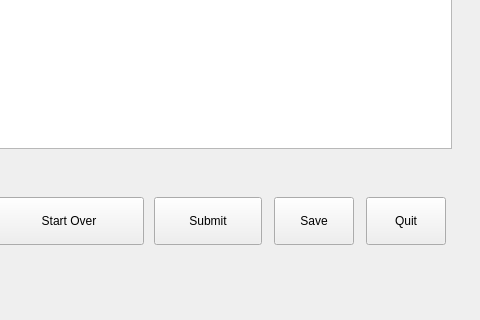
Old version of the form guistructure/resultwindow.ui in the repository mguid65/OpenSystemBench; both pictures show x 264 to 744 and y 603 to 923 of the 744 by 923 pixel window.
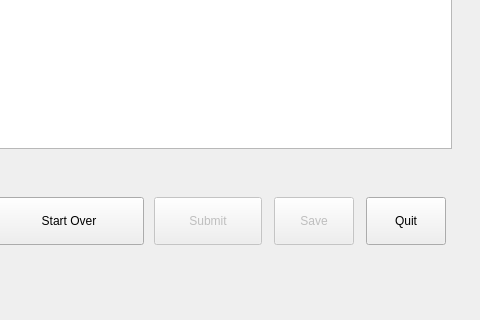
New version of the form.

Diff of the .ui file:
```diff
--- a/guistructure/resultwindow.ui
+++ b/guistructure/resultwindow.ui
@@ -27,6 +27,9 @@
   </property>
   <widget class="QWidget" name="centralwidget">
    <widget class="QPushButton" name="submit_button">
+    <property name="enabled">
+     <bool>false</bool>
+    </property>
     <property name="geometry">
      <rect>
       <x>418</x>
@@ -40,6 +43,9 @@
     </property>
    </widget>
    <widget class="QPushButton" name="save_result_button">
+    <property name="enabled">
+     <bool>false</bool>
+    </property>
     <property name="geometry">
      <rect>
       <x>538</x>
```
